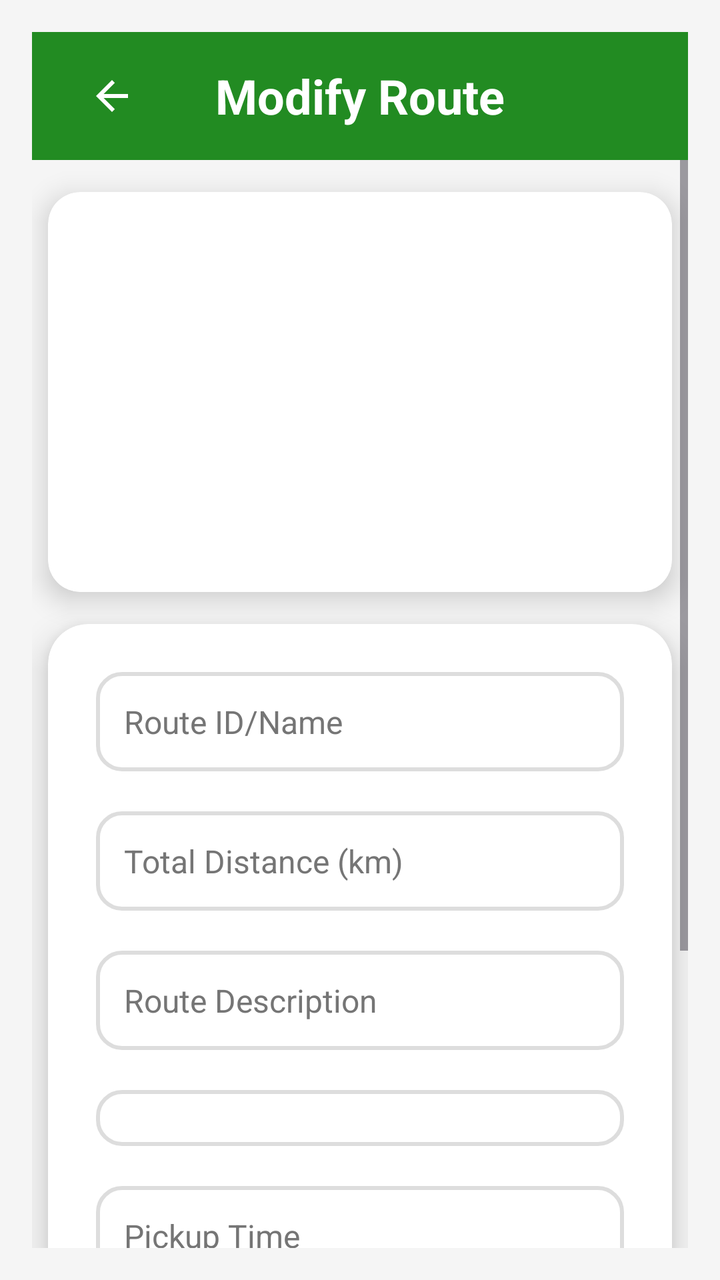
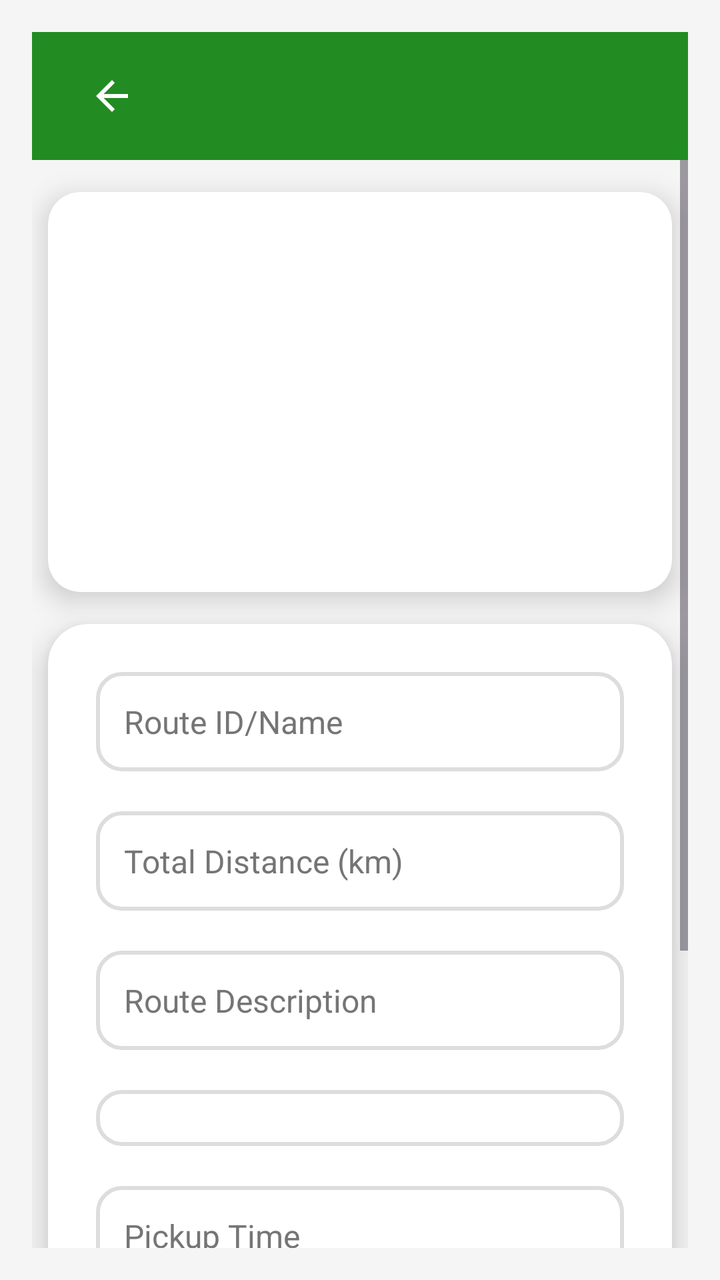

An Android layout rendered at two revisions. The XML below is the earlier revision; the diff shows what the commit changed to produce the second picture.
<!-- AndroidManifest.xml: application theme Theme.TransportApp -->
<!-- res/layout/activity_modify_route.xml -->
<?xml version="1.0" encoding="utf-8"?>
<LinearLayout xmlns:android="http://schemas.android.com/apk/res/android"
    xmlns:app="http://schemas.android.com/apk/res-auto"
    android:layout_width="match_parent"
    android:layout_height="match_parent"
    android:background="#F5F5F5"
    android:orientation="vertical"
    android:padding="16dp">

    
    <androidx.appcompat.widget.Toolbar
        android:layout_width="match_parent"
        android:layout_height="?attr/actionBarSize"
        android:background="@color/green"
        android:elevation="6dp"
        android:theme="@style/ThemeOverlay.AppCompat.Dark.ActionBar">

        <ImageButton
            android:layout_width="48dp"
            android:layout_height="48dp"
            android:layout_marginStart="12dp"
            android:background="@null"
            android:contentDescription="Back"
            android:src="@drawable/baseline_arrow_back_24"
            app:tint="@android:color/white" />

        <TextView
            android:layout_width="wrap_content"
            android:layout_height="wrap_content"
            android:layout_gravity="center"
            android:text="Modify Route"
            android:textColor="@android:color/white"
            android:textSize="24sp"
            android:textStyle="bold" />
    </androidx.appcompat.widget.Toolbar>

    
    <ScrollView
        android:layout_width="match_parent"
        android:layout_height="0dp"
        android:layout_weight="1"
        android:fillViewport="true">

        <LinearLayout
            android:layout_width="match_parent"
            android:layout_height="wrap_content"
            android:orientation="vertical">

            
            <androidx.cardview.widget.CardView
                android:layout_width="match_parent"
                android:layout_height="wrap_content"
                android:layout_marginHorizontal="8dp"
                android:layout_marginTop="16dp"
                android:backgroundTint="@android:color/white"
                app:cardCornerRadius="16dp"
                app:cardElevation="8dp">

                <androidx.recyclerview.widget.RecyclerView
                    android:id="@+id/routeRecyclerView"
                    android:layout_width="match_parent"
                    android:layout_height="200dp"
                    android:clipToPadding="false"
                    android:overScrollMode="always"
                    android:padding="12dp" />
            </androidx.cardview.widget.CardView>

            
            <androidx.cardview.widget.CardView
                android:layout_width="match_parent"
                android:layout_height="wrap_content"
                android:layout_marginHorizontal="8dp"
                android:layout_marginTop="16dp"
                android:backgroundTint="@android:color/white"
                app:cardCornerRadius="20dp"
                app:cardElevation="10dp">

                <LinearLayout
                    android:layout_width="match_parent"
                    android:layout_height="wrap_content"
                    android:orientation="vertical"
                    android:padding="24dp">

                    
                    <EditText
                        android:id="@+id/routeNameInput"
                        android:layout_width="match_parent"
                        android:layout_height="wrap_content"
                        android:background="@drawable/edittext_background"
                        android:hint="Route ID/Name"
                        android:padding="14dp"
                        android:textColor="#212121"
                        android:textColorHint="#757575"
                        android:textSize="16sp" />

                    
                    <EditText
                        android:id="@+id/totalDistanceInput"
                        android:layout_width="match_parent"
                        android:layout_height="wrap_content"
                        android:layout_marginTop="20dp"
                        android:background="@drawable/edittext_background"
                        android:hint="Total Distance (km)"
                        android:inputType="numberDecimal"
                        android:padding="14dp"
                        android:textColor="#212121"
                        android:textColorHint="#757575"
                        android:textSize="16sp" />

                    
                    <EditText
                        android:id="@+id/routeDescriptionInput"
                        android:layout_width="match_parent"
                        android:layout_height="wrap_content"
                        android:layout_marginTop="20dp"
                        android:background="@drawable/edittext_background"
                        android:hint="Route Description"
                        android:padding="14dp"
                        android:textColor="#212121"
                        android:textColorHint="#757575"
                        android:textSize="16sp" />

                    
                    <Spinner
                        android:id="@+id/vehicleDropdown"
                        android:layout_width="match_parent"
                        android:layout_height="wrap_content"
                        android:layout_marginTop="20dp"
                        android:background="@drawable/edittext_background"
                        android:padding="14dp"
                        android:spinnerMode="dropdown" />

                    
                    <EditText
                        android:id="@+id/pickupTimeInput"
                        android:layout_width="match_parent"
                        android:layout_height="wrap_content"
                        android:layout_marginTop="20dp"
                        android:background="@drawable/edittext_background"
                        android:cursorVisible="false"
                        android:focusable="false"
                        android:hint="Pickup Time"
                        android:onClick="showTimePickerDialog"
                        android:padding="14dp"
                        android:textColor="#212121"
                        android:textColorHint="#757575"
                        android:textSize="16sp" />

                    
                    <EditText
                        android:id="@+id/dropOffTimeInput"
                        android:layout_width="match_parent"
                        android:layout_height="wrap_content"
                        android:layout_marginTop="20dp"
                        android:background="@drawable/edittext_background"
                        android:cursorVisible="false"
                        android:focusable="false"
                        android:hint="Drop Off Time"
                        android:onClick="showTimePickerDialog"
                        android:padding="14dp"
                        android:textColor="#212121"
                        android:textColorHint="#757575"
                        android:textSize="16sp" />

                    
                    <Button
                        android:id="@+id/updateRouteButton"
                        android:layout_width="match_parent"
                        android:layout_height="wrap_content"
                        android:layout_gravity="center"
                        android:layout_marginTop="28dp"
                        android:backgroundTint="@color/green"
                        android:padding="16dp"
                        android:text="Update Route"
                        android:textColor="@android:color/white"
                        android:textSize="18sp"
                        android:textStyle="bold"
                        app:cornerRadius="12dp" />
                </LinearLayout>
            </androidx.cardview.widget.CardView>
        </LinearLayout>
    </ScrollView>
</LinearLayout>
<!-- resources referenced by this layout -->
<resources>
  <color name="green">#228B22</color>
  <!-- drawable baseline_arrow_back_24 (drawable) -->
  <vector xmlns:android="http://schemas.android.com/apk/res/android" android:autoMirrored="true" android:height="24dp" android:tint="#000000" android:viewportHeight="24" android:viewportWidth="24" android:width="24dp">
        
      <path android:fillColor="@android:color/white" android:pathData="M20,11H7.83l5.59,-5.59L12,4l-8,8 8,8 1.41,-1.41L7.83,13H20v-2z"/>
      
  </vector>
  <!-- drawable edittext_background (drawable) -->
  <?xml version="1.0" encoding="utf-8"?>
  <shape xmlns:android="http://schemas.android.com/apk/res/android">
      <solid android:color="#FFFFFF" />
      <corners android:radius="12dp" />
      <stroke android:width="2dp" android:color="#DDDDDD" />
  </shape>
  <style name="Theme.TransportApp" parent="Base.Theme.TransportApp" />
  <style name="Base.Theme.TransportApp" parent="Theme.Material3.DayNight.NoActionBar">
          
          
      </style>
</resources>

<!-- the commit's change to res/layout/activity_modify_route.xml (unified diff, before → after) -->
@@ -3,36 +3,15 @@
     xmlns:app="http://schemas.android.com/apk/res-auto"
     android:layout_width="match_parent"
     android:layout_height="match_parent"
-    android:background="#F5F5F5"
+    android:background="@color/screen_background"
     android:orientation="vertical"
     android:padding="16dp">
 
     
-    <androidx.appcompat.widget.Toolbar
+    <include
+        layout="@layout/toolbar"
         android:layout_width="match_parent"
-        android:layout_height="?attr/actionBarSize"
-        android:background="@color/green"
-        android:elevation="6dp"
-        android:theme="@style/ThemeOverlay.AppCompat.Dark.ActionBar">
-
-        <ImageButton
-            android:layout_width="48dp"
-            android:layout_height="48dp"
-            android:layout_marginStart="12dp"
-            android:background="@null"
-            android:contentDescription="Back"
-            android:src="@drawable/baseline_arrow_back_24"
-            app:tint="@android:color/white" />
-
-        <TextView
-            android:layout_width="wrap_content"
-            android:layout_height="wrap_content"
-            android:layout_gravity="center"
-            android:text="Modify Route"
-            android:textColor="@android:color/white"
-            android:textSize="24sp"
-            android:textStyle="bold" />
-    </androidx.appcompat.widget.Toolbar>
+        android:layout_height="?attr/actionBarSize" />
 
     
     <ScrollView
@@ -47,7 +26,7 @@
             android:orientation="vertical">
 
             
-            <androidx.cardview.widget.CardView
+            <com.google.android.material.card.MaterialCardView
                 android:layout_width="match_parent"
                 android:layout_height="wrap_content"
                 android:layout_marginHorizontal="8dp"
@@ -63,10 +42,10 @@
                     android:clipToPadding="false"
                     android:overScrollMode="always"
                     android:padding="12dp" />
-            </androidx.cardview.widget.CardView>
+            </com.google.android.material.card.MaterialCardView>
 
             
-            <androidx.cardview.widget.CardView
+            <com.google.android.material.card.MaterialCardView
                 android:layout_width="match_parent"
                 android:layout_height="wrap_content"
                 android:layout_marginHorizontal="8dp"
@@ -87,10 +66,10 @@
                         android:layout_width="match_parent"
                         android:layout_height="wrap_content"
                         android:background="@drawable/edittext_background"
-                        android:hint="Route ID/Name"
+                        android:hint="@string/hint_route_id_name"
                         android:padding="14dp"
-                        android:textColor="#212121"
-                        android:textColorHint="#757575"
+                        android:textColor="@color/text_primary"
+                        android:textColorHint="@color/text_hint"
                         android:textSize="16sp" />
 
                     
@@ -100,11 +79,11 @@
                         android:layout_height="wrap_content"
                         android:layout_marginTop="20dp"
                         android:background="@drawable/edittext_background"
-                        android:hint="Total Distance (km)"
+                        android:hint="@string/hint_total_distance_km"
                         android:inputType="numberDecimal"
                         android:padding="14dp"
-                        android:textColor="#212121"
-                        android:textColorHint="#757575"
+                        android:textColor="@color/text_primary"
+                        android:textColorHint="@color/text_hint"
                         android:textSize="16sp" />
 
                     
@@ -114,10 +93,10 @@
                         android:layout_height="wrap_content"
                         android:layout_marginTop="20dp"
                         android:background="@drawable/edittext_background"
-                        android:hint="Route Description"
+                        android:hint="@string/hint_route_description"
                         android:padding="14dp"
-                        android:textColor="#212121"
-                        android:textColorHint="#757575"
+                        android:textColor="@color/text_primary"
+                        android:textColorHint="@color/text_hint"
                         android:textSize="16sp" />
 
                     
@@ -139,11 +118,11 @@
                         android:background="@drawable/edittext_background"
                         android:cursorVisible="false"
                         android:focusable="false"
-                        android:hint="Pickup Time"
+                        android:hint="@string/hint_pickup_time"
                         android:onClick="showTimePickerDialog"
                         android:padding="14dp"
-                        android:textColor="#212121"
-                        android:textColorHint="#757575"
+                        android:textColor="@color/text_primary"
+                        android:textColorHint="@color/text_hint"
                         android:textSize="16sp" />
 
                     
@@ -155,11 +134,11 @@
                         android:background="@drawable/edittext_background"
                         android:cursorVisible="false"
                         android:focusable="false"
-                        android:hint="Drop Off Time"
+                        android:hint="@string/hint_drop_off_time"
                         android:onClick="showTimePickerDialog"
                         android:padding="14dp"
-                        android:textColor="#212121"
-                        android:textColorHint="#757575"
+                        android:textColor="@color/text_primary"
+                        android:textColorHint="@color/text_hint"
                         android:textSize="16sp" />
 
                     
@@ -171,13 +150,43 @@
                         android:layout_marginTop="28dp"
                         android:backgroundTint="@color/green"
                         android:padding="16dp"
-                        android:text="Update Route"
+                        android:text="@string/update_route"
                         android:textColor="@android:color/white"
                         android:textSize="18sp"
                         android:textStyle="bold"
                         app:cornerRadius="12dp" />
                 </LinearLayout>
-            </androidx.cardview.widget.CardView>
+            </com.google.android.material.card.MaterialCardView>
         </LinearLayout>
     </ScrollView>
 </LinearLayout>
+<!-- res/layout/toolbar.xml (included above) -->
+<?xml version="1.0" encoding="utf-8"?>
+<com.google.android.material.appbar.MaterialToolbar xmlns:android="http://schemas.android.com/apk/res/android"
+    xmlns:app="http://schemas.android.com/apk/res-auto"
+    android:id="@+id/toolbar"
+    android:layout_width="match_parent"
+    android:layout_height="?attr/actionBarSize"
+    android:background="@color/green"
+    android:elevation="4dp"
+    android:theme="@style/ThemeOverlay.AppCompat.Dark.ActionBar">
+
+    <ImageButton
+        android:id="@+id/backButton"
+        android:layout_width="48dp"
+        android:layout_height="48dp"
+        android:layout_marginStart="12dp"
+        android:background="@null"
+        android:contentDescription="@string/back_button_desc"
+        android:src="@drawable/baseline_arrow_back_24"
+        app:tint="@android:color/white" />
+
+    <TextView
+        android:id="@+id/toolbar_title"
+        android:layout_width="wrap_content"
+        android:layout_height="wrap_content"
+        android:layout_gravity="center"
+        android:textColor="@android:color/white"
+        android:textSize="22sp"
+        android:textStyle="bold" />
+</com.google.android.material.appbar.MaterialToolbar>
<!-- resource entries referenced after the edit -->
@@ -1,6 +1,9 @@
 <!-- resources referenced by this layout -->
 <resources>
   <color name="green">#228B22</color>
+  <color name="screen_background">#F5F5F5</color>
+  <color name="text_hint">#757575</color>
+  <color name="text_primary">#212121</color>
   <!-- drawable baseline_arrow_back_24 (drawable) -->
   <vector xmlns:android="http://schemas.android.com/apk/res/android" android:autoMirrored="true" android:height="24dp" android:tint="#000000" android:viewportHeight="24" android:viewportWidth="24" android:width="24dp">
         
@@ -14,10 +17,25 @@
       <corners android:radius="12dp" />
       <stroke android:width="2dp" android:color="#DDDDDD" />
   </shape>
+  <string name="back_button_desc">Navigate back</string>
+  <string name="hint_drop_off_time">Drop Off Time</string>
+  <string name="hint_pickup_time">Pickup Time</string>
+  <string name="hint_route_description">Route Description</string>
+  <string name="hint_route_id_name">Route ID/Name</string>
+  <string name="hint_total_distance_km">Total Distance (km)</string>
+  <string name="update_route">Update Route</string>
   <style name="Theme.TransportApp" parent="Base.Theme.TransportApp" />
   <style name="Base.Theme.TransportApp" parent="Theme.Material3.DayNight.NoActionBar">
           
+          <item name="colorPrimary">@color/green</item>
+          <item name="colorOnPrimary">@color/white</item>
+          <item name="colorSecondary">@color/accent_orange</item>
+          <item name="colorOnSecondary">@color/black</item>
           
+          <item name="materialCardViewStyle">@style/Widget.Material3.CardView.Elevated</item>
       </style>
+  <color name="white">#FFFFFFFF</color>
+  <color name="accent_orange">#FF9800</color>
+  <color name="black">#FF000000</color>
 </resources>
 
